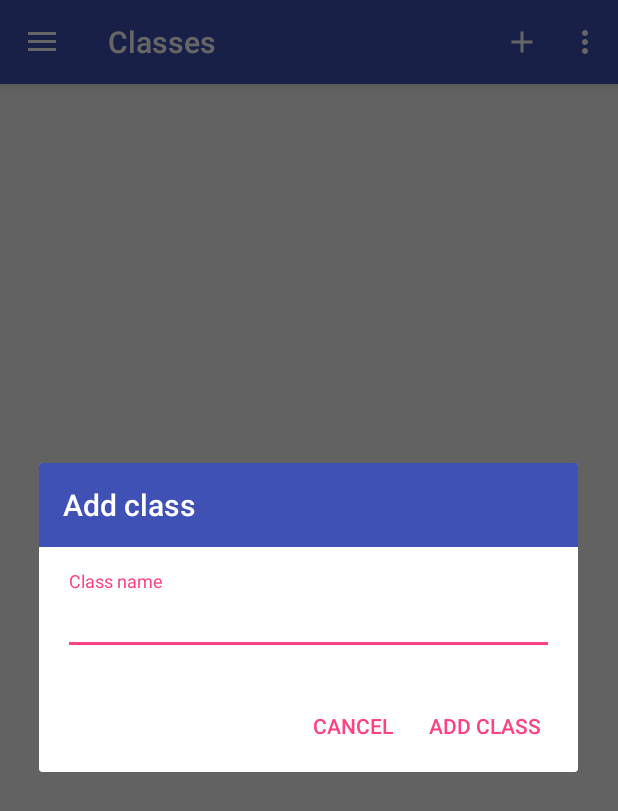
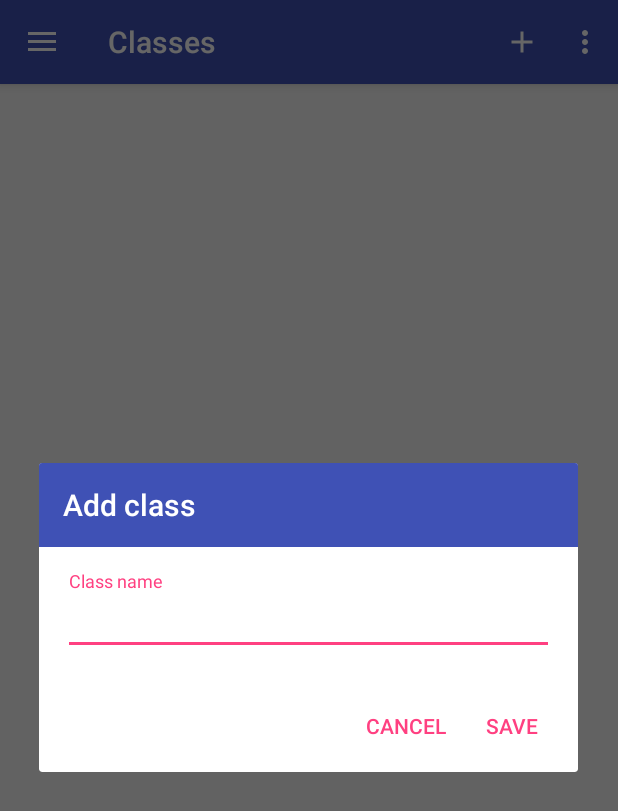
Before and after one commit to Pilpin/Capstone-Project, an Android app: the screen it shows after launch (ClassesListActivity), after a tap on "Add class", on a phone screen of 412 x 824 dp. Shown: the top 811 px of the screen. Run offline under Robolectric (Android 15) with nearby library versions, the phone set to English and light mode, and no system bars; our stand-ins replace ButterKnife; 1 statement that could not run was skipped.

Commit message:
Modified new class dialog, created a dialogfragment for it. Made all edits and inserts "secure", can't add empty values, and the ui tells the user why the edit or insert doesn't go through. The button to select the birth date of students now displays "born on" instead of just the date. Started actual work on cards.

```diff
--- a/app/src/main/java/com/sylvainautran/nanodegree/capstoneproject/CallsDetailsActivity.java
+++ b/app/src/main/java/com/sylvainautran/nanodegree/capstoneproject/CallsDetailsActivity.java
@@ -71,8 +71,9 @@ public class CallsDetailsActivity extends AppCompatActivity {
             actionBar.setDisplayHomeAsUpEnabled(true);
             Calendar cal = Calendar.getInstance();
             cal.setTimeInMillis(callDate);
-            DateFormat df = DateFormat.getDateInstance();
-            actionBar.setTitle(className + " - " + df.format(cal.getTime()));
+            DateFormat df = DateFormat.getDateTimeInstance(DateFormat.MEDIUM, DateFormat.SHORT);
+            actionBar.setTitle(className);
+            actionBar.setSubtitle(df.format(cal.getTime()));
         }
     }
 
--- a/app/src/main/java/com/sylvainautran/nanodegree/capstoneproject/ClassesListActivity.java
+++ b/app/src/main/java/com/sylvainautran/nanodegree/capstoneproject/ClassesListActivity.java
@@ -7,6 +7,8 @@ import android.os.Bundle;
 import android.support.annotation.Nullable;
 import android.support.design.widget.NavigationView;
 import android.support.design.widget.TextInputEditText;
+import android.support.design.widget.TextInputLayout;
+import android.support.v4.app.FragmentManager;
 import android.support.v4.widget.DrawerLayout;
 import android.support.v7.app.ActionBar;
 import android.support.v7.app.ActionBarDrawerToggle;
@@ -19,7 +21,10 @@ import android.view.MenuItem;
 import android.view.View;
 import android.widget.TextView;
 
+import com.sylvainautran.nanodegree.capstoneproject.adapters.ClassStudentsAdapter;
 import com.sylvainautran.nanodegree.capstoneproject.data.AppelContract;
+import com.sylvainautran.nanodegree.capstoneproject.dialogs.ClassNewDialog;
+import com.sylvainautran.nanodegree.capstoneproject.dialogs.ClassStudentsNewDialog;
 import com.sylvainautran.nanodegree.capstoneproject.utils.PopulateDB;
 
 import butterknife.BindView;
@@ -69,24 +74,31 @@ public class ClassesListActivity extends AppCompatActivity {
     @Override
     public boolean onOptionsItemSelected(MenuItem item) {
         if(item.getItemId() == R.id.add_class){
-            LayoutInflater inflater = getLayoutInflater();
+            FragmentManager fm = getSupportFragmentManager();
+            ClassNewDialog frag = new ClassNewDialog();
+            frag.show(fm, "dialog");
+            /*LayoutInflater inflater = getLayoutInflater();
             View view = inflater.inflate(R.layout.dialog_class_new, null);
             TextView title = ButterKnife.findById(view, R.id.title);
             title.setText(R.string.add_class);
-            final TextInputEditText editText = ButterKnife.findById(view, R.id.name);
+            final TextInputEditText name = ButterKnife.findById(view, R.id.name);
+            final TextInputLayout name_container = ButterKnife.findById(view, R.id.name_container);
 
             AlertDialog.Builder builder = new AlertDialog.Builder(this, R.style.AppTheme_AlertDialog);
             builder.setView(view);
             builder.setPositiveButton(R.string.add_class, new DialogInterface.OnClickListener() {
                 @Override
                 public void onClick(DialogInterface dialogInterface, int i) {
+                    if(name.getText().length() < 1){
+
+                    }
                     ContentValues cv = new ContentValues();
-                    cv.put(AppelContract.ClassEntry.COLUMN_NAME, editText.getText().toString());
+                    cv.put(AppelContract.ClassEntry.COLUMN_NAME, name.getText().toString());
                     getApplicationContext().getContentResolver().insert(AppelContract.ClassEntry.CONTENT_URI, cv);
                 }
             });
             builder.setNegativeButton(android.R.string.cancel, null);
-            builder.show();
+            builder.show();*/
         }else if(item.getItemId() == R.id.add_dummy_values){
             PopulateDB pop = new PopulateDB(this);
             pop.execute();
--- a/app/src/main/java/com/sylvainautran/nanodegree/capstoneproject/adapters/CallStudentsAdapter.java
+++ b/app/src/main/java/com/sylvainautran/nanodegree/capstoneproject/adapters/CallStudentsAdapter.java
@@ -7,6 +7,8 @@ import android.view.LayoutInflater;
 import android.view.View;
 import android.view.ViewGroup;
 import android.widget.Button;
+import android.widget.ImageView;
+import android.widget.LinearLayout;
 import android.widget.TextView;
 
 import com.sylvainautran.nanodegree.capstoneproject.R;
@@ -64,10 +66,13 @@ public class CallStudentsAdapter extends RecyclerView.Adapter<CallStudentsAdapte
     }
 
     public class ViewHolder extends RecyclerView.ViewHolder {
+        @BindView(R.id.options) public ImageView options;
         @BindView(R.id.name) public TextView name;
         @BindView(R.id.age_grade) public TextView age_grade;
+        @BindView(R.id.call_buttons) public LinearLayout button_container;
         @BindView(R.id.absent) public Button absent;
         @BindView(R.id.present) public Button present;
+        @BindView(R.id.leaving_time) public Button leaving;
 
         public ViewHolder(View view) {
             super(view);
--- /dev/null
+++ b/app/src/main/java/com/sylvainautran/nanodegree/capstoneproject/dialogs/ClassNewDialog.java
@@ -0,0 +1,132 @@
+package com.sylvainautran.nanodegree.capstoneproject.dialogs;
+
+import android.app.Dialog;
+import android.app.LoaderManager;
+import android.content.ContentValues;
+import android.content.CursorLoader;
+import android.content.DialogInterface;
+import android.content.Loader;
+import android.database.Cursor;
+import android.os.Bundle;
+import android.support.annotation.NonNull;
+import android.support.annotation.Nullable;
+import android.support.design.widget.TextInputEditText;
+import android.support.design.widget.TextInputLayout;
+import android.support.v4.app.DialogFragment;
+import android.support.v7.app.AlertDialog;
+import android.support.v7.widget.RecyclerView;
+import android.support.v7.widget.Toolbar;
+import android.util.Log;
+import android.view.LayoutInflater;
+import android.view.View;
+import android.view.ViewGroup;
+import android.view.Window;
+import android.view.WindowManager;
+import android.widget.Button;
+import android.widget.ImageView;
+import android.widget.LinearLayout;
+import android.widget.TextView;
+import android.widget.Toast;
+
+import com.sylvainautran.nanodegree.capstoneproject.DividerItemDecoration;
+import com.sylvainautran.nanodegree.capstoneproject.R;
+import com.sylvainautran.nanodegree.capstoneproject.adapters.AdapterActionModeListener;
+import com.sylvainautran.nanodegree.capstoneproject.adapters.StudentsPickerAdapter;
+import com.sylvainautran.nanodegree.capstoneproject.data.AppelContract;
+import com.sylvainautran.nanodegree.capstoneproject.data.loaders.StudentsLoader;
+
+import java.util.Collection;
+import java.util.Iterator;
+
+import butterknife.BindView;
+import butterknife.ButterKnife;
+import butterknife.OnClick;
+
+public class ClassNewDialog extends DialogFragment {
+    private final String LOG_TAG = this.getClass().getSimpleName();
+    public static final String CLASS_ID = "class_id";
+    public static final String CLASS_NAME = "class_name";
+
+    @BindView((R.id.title))
+    TextView title;
+    @BindView(R.id.name)
+    TextInputEditText name;
+    @BindView(R.id.name_container)
+    TextInputLayout name_container;
+
+    public ClassNewDialog(){
+    }
+
+    public static ClassNewDialog newInstance(long class_id, String class_name) {
+        ClassNewDialog fragment = new ClassNewDialog();
+        Bundle bundle = new Bundle();
+        bundle.putString(CLASS_ID, Long.toString(class_id));
+        bundle.putString(CLASS_NAME, class_name);
+        fragment.setArguments(bundle);
+        return fragment;
+    }
+
+    @NonNull
+    @Override
+    public Dialog onCreateDialog(Bundle savedInstanceState) {
+        AlertDialog.Builder builder = new AlertDialog.Builder(getActivity(), R.style.AppTheme_AlertDialog);
+        LayoutInflater inflater = getActivity().getLayoutInflater();
+        View view = inflater.inflate(R.layout.dialog_class_new, null);
+        ButterKnife.bind(this, view);
+        title.setText(R.string.add_class);
+        if(getArguments() != null && getArguments().containsKey(CLASS_ID)){
+            title.setText(R.string.edit_class);
+            name.setText(getArguments().getString(CLASS_NAME));
+        }
+        builder.setView(view)
+                .setPositiveButton(R.string.save, new DialogInterface.OnClickListener() {
+                    @Override
+                    public void onClick(DialogInterface dialogInterface, int i) {}
+                })
+                .setNegativeButton(android.R.string.cancel, new DialogInterface.OnClickListener() {
+                    public void onClick(DialogInterface dialog, int id) {
+                        ClassNewDialog.this.dismiss();
+                    }
+                });
+        Dialog dialog = builder.create();
+        dialog.getWindow().setSoftInputMode(WindowManager.LayoutParams.SOFT_INPUT_STATE_VISIBLE);
+        return dialog;
+    }
+
+    @Override
+    public void onStart() {
+        super.onStart();
+        final AlertDialog dialog = (AlertDialog) getDialog();
+
+        if (dialog != null) {
+            Button positiveButton = dialog.getButton(Dialog.BUTTON_POSITIVE);
+            positiveButton.setOnClickListener(new View.OnClickListener() {
+                @Override
+                public void onClick(View v) {
+                    save();
+                }
+            });
+        }
+    }
+
+    public void save(){
+        if(getArguments() != null && getArguments().containsKey(CLASS_ID)) {
+            if(name.getText().length() < 1){
+                name_container.setError(getString(R.string.class_name_missing));
+            }else {
+                ContentValues cv = new ContentValues();
+                cv.put(AppelContract.ClassEntry.COLUMN_NAME, name.getText().toString());
+                getActivity().getApplicationContext().getContentResolver().update(AppelContract.ClassEntry.CONTENT_URI, cv, AppelContract.ClassEntry._ID + " = ?", new String[] { getArguments().getString(CLASS_ID) });
+            }
+        }else{
+            if(name.getText().length() < 1){
+                name_container.setError(getString(R.string.class_name_missing));
+            }else {
+                ContentValues cv = new ContentValues();
+                cv.put(AppelContract.ClassEntry.COLUMN_NAME, name.getText().toString());
+                getActivity().getApplicationContext().getContentResolver().insert(AppelContract.ClassEntry.CONTENT_URI, cv);
+            }
+        }
+
+    }
+}
--- a/app/src/main/res/layout/dialog_class_new.xml
+++ b/app/src/main/res/layout/dialog_class_new.xml
@@ -21,6 +21,7 @@
     </android.support.v7.widget.Toolbar>
 
     <android.support.design.widget.TextInputLayout
+        android:id="@+id/name_container"
         android:layout_width="match_parent"
         android:layout_height="wrap_content"
         android:layout_margin="@dimen/text_margin">
--- a/app/src/main/res/layout/dialog_class_student_new.xml
+++ b/app/src/main/res/layout/dialog_class_student_new.xml
@@ -60,6 +60,7 @@
     </android.support.v7.widget.Toolbar>
 
     <android.support.design.widget.TextInputLayout
+        android:id="@+id/grade_container"
         android:layout_width="match_parent"
         android:layout_height="wrap_content"
         android:layout_margin="@dimen/text_margin">
--- a/app/src/main/res/layout/dialog_student_new.xml
+++ b/app/src/main/res/layout/dialog_student_new.xml
@@ -58,6 +58,7 @@
     </android.support.v7.widget.Toolbar>
 
     <android.support.design.widget.TextInputLayout
+        android:id="@+id/first_name_container"
         android:layout_width="match_parent"
         android:layout_height="wrap_content"
         android:layout_margin="@dimen/text_margin">
@@ -70,6 +71,7 @@
     </android.support.design.widget.TextInputLayout>
 
     <android.support.design.widget.TextInputLayout
+        android:id="@+id/last_name_container"
         android:layout_width="match_parent"
         android:layout_height="wrap_content"
         android:layout_margin="@dimen/text_margin">
--- a/app/src/main/res/menu/classes_list.xml
+++ b/app/src/main/res/menu/classes_list.xml
@@ -11,7 +11,7 @@
 
     <item
         android:id="@+id/add_dummy_values"
-        android:title="@string/add_class"
+        android:title="Populate database"
         app:showAsAction="never"
         />
 
```
Also changed, not shown: app/src/main/java/com/sylvainautran/nanodegree/capstoneproject/ClassesListFragment.java (+10 -20 lines), app/src/main/java/com/sylvainautran/nanodegree/capstoneproject/adapters/CallsAdapter.java (+4 -3 lines), app/src/main/java/com/sylvainautran/nanodegree/capstoneproject/dialogs/ClassStudentsNewDialog.java (+41 -13 lines), app/src/main/java/com/sylvainautran/nanodegree/capstoneproject/dialogs/StudentsNewDialog.java (+17 -5 lines), app/src/main/res/drawable/ic_more.xml (added, +9 -0 lines), app/src/main/res/layout/list_item_cardview_call.xml (+29 -2 lines), app/src/main/res/layout/list_item_class.xml (+1 -11 lines), app/src/main/res/values/strings.xml (+10 -2 lines).
